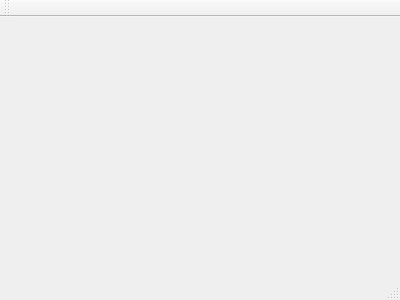
Before: the Qt Designer form mainwindow.ui in PanchukDima/pndbase2-code, drawn with Qt 5.
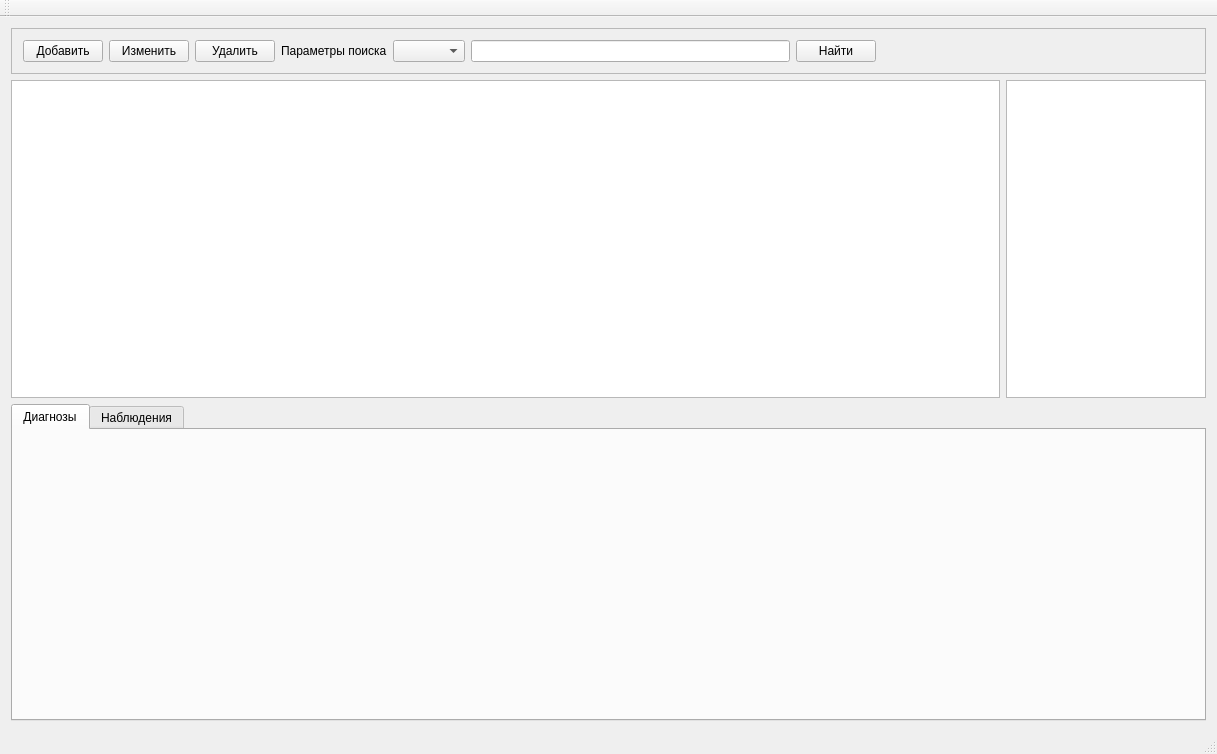
After: the same form once the commit is applied.

The edit to the form file:
```diff
--- a/mainwindow.ui
+++ b/mainwindow.ui
@@ -1,24 +1,145 @@
 <ui version="4.0">
  <class>MainWindow</class>
- <widget class="QMainWindow" name="MainWindow" >
-  <property name="geometry" >
+ <widget class="QMainWindow" name="MainWindow">
+  <property name="geometry">
    <rect>
     <x>0</x>
     <y>0</y>
-    <width>400</width>
-    <height>300</height>
+    <width>1217</width>
+    <height>754</height>
    </rect>
   </property>
   <property name="windowTitle" >
    <string>MainWindow</string>
   </property>
-  <widget class="QMenuBar" name="menuBar" />
-  <widget class="QToolBar" name="mainToolBar" />
-  <widget class="QWidget" name="centralWidget" />
-  <widget class="QStatusBar" name="statusBar" />
+  <widget class="QWidget" name="centralWidget">
+   <layout class="QVBoxLayout" name="verticalLayout">
+    <item>
+     <widget class="QFrame" name="frame">
+      <property name="frameShape">
+       <enum>QFrame::StyledPanel</enum>
+      </property>
+      <property name="frameShadow">
+       <enum>QFrame::Raised</enum>
+      </property>
+      <layout class="QHBoxLayout" name="horizontalLayout_2">
+       <item>
+        <widget class="QPushButton" name="pushButton_add">
+         <property name="text">
+          <string>Добавить</string>
+         </property>
+        </widget>
+       </item>
+       <item>
+        <widget class="QPushButton" name="pushButton_edit">
+         <property name="text">
+          <string>Изменить</string>
+         </property>
+        </widget>
+       </item>
+       <item>
+        <widget class="QPushButton" name="pushButton_del">
+         <property name="text">
+          <string>Удалить</string>
+         </property>
+        </widget>
+       </item>
+       <item>
+        <widget class="QLabel" name="label">
+         <property name="text">
+          <string>Параметры поиска</string>
+         </property>
+        </widget>
+       </item>
+       <item>
+        <widget class="QComboBox" name="comboBox_search_param"/>
+       </item>
+       <item>
+        <widget class="QLineEdit" name="lineEdit_search_string"/>
+       </item>
+       <item>
+        <widget class="QPushButton" name="pushButton_find">
+         <property name="text">
+          <string>Найти</string>
+         </property>
+        </widget>
+       </item>
+       <item>
+        <spacer name="horizontalSpacer">
+         <property name="orientation">
+          <enum>Qt::Horizontal</enum>
+         </property>
+         <property name="sizeHint" stdset="0">
+          <size>
+           <width>40</width>
+           <height>20</height>
+          </size>
+         </property>
+        </spacer>
+       </item>
+      </layout>
+     </widget>
+    </item>
+    <item>
+     <layout class="QHBoxLayout" name="horizontalLayout">
+      <item>
+       <widget class="QTableView" name="tableView_patients"/>
+      </item>
+      <item>
+       <widget class="QListView" name="listView_patient_short_info">
+        <property name="maximumSize">
+         <size>
+          <width>200</width>
+          <height>16777215</height>
+         </size>
+        </property>
+       </widget>
+      </item>
+     </layout>
+    </item>
+    <item>
+     <widget class="QTabWidget" name="tabWidget">
+      <property name="currentIndex">
+       <number>0</number>
+      </property>
+      <property name="movable">
+       <bool>true</bool>
+      </property>
+      <widget class="QWidget" name="tab_diagnos">
+       <attribute name="title">
+        <string>Диагнозы</string>
+       </attribute>
+      </widget>
+      <widget class="QWidget" name="tab_view_control">
+       <attribute name="title">
+        <string>Наблюдения</string>
+       </attribute>
+      </widget>
+     </widget>
+    </item>
+   </layout>
+  </widget>
+  <widget class="QMenuBar" name="menuBar">
+   <property name="geometry">
+    <rect>
+     <x>0</x>
+     <y>0</y>
+     <width>1217</width>
+     <height>20</height>
+    </rect>
+   </property>
+  </widget>
+  <widget class="QToolBar" name="mainToolBar">
+   <attribute name="toolBarArea">
+    <enum>TopToolBarArea</enum>
+   </attribute>
+   <attribute name="toolBarBreak">
+    <bool>false</bool>
+   </attribute>
+  </widget>
+  <widget class="QStatusBar" name="statusBar"/>
  </widget>
- <layoutDefault spacing="6" margin="11" />
- <pixmapfunction></pixmapfunction>
+ <layoutdefault spacing="6" margin="11"/>
  <resources/>
  <connections/>
 </ui>
```
Left out of the diff: 3 changed lines with no effect on the pictures.
